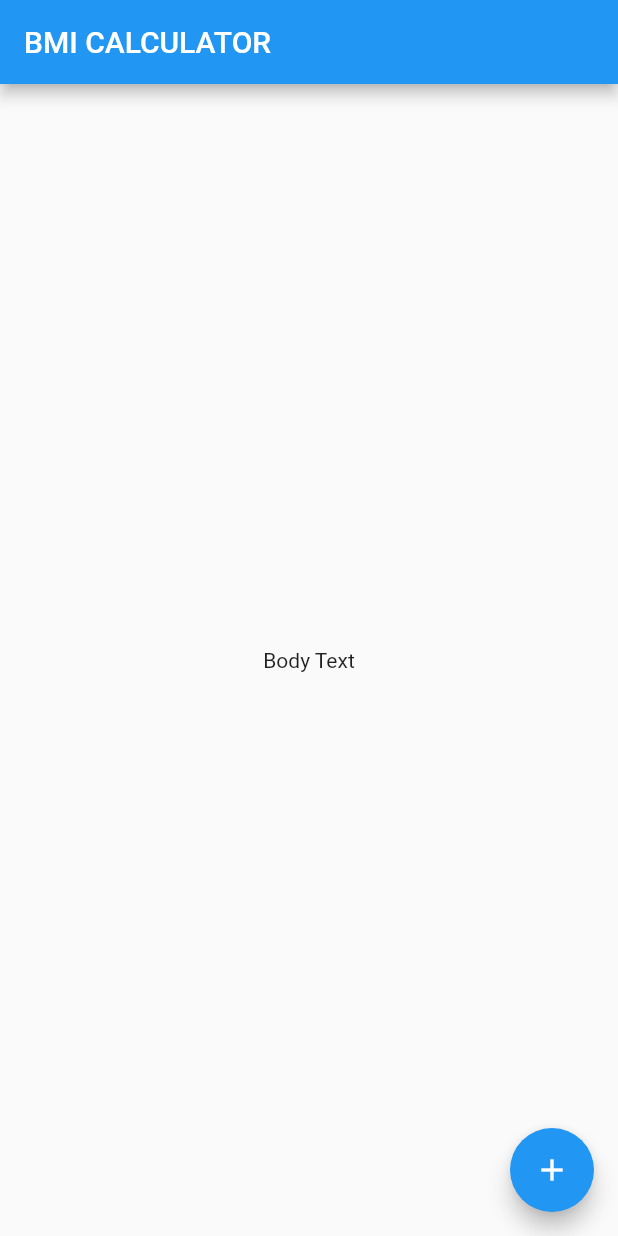
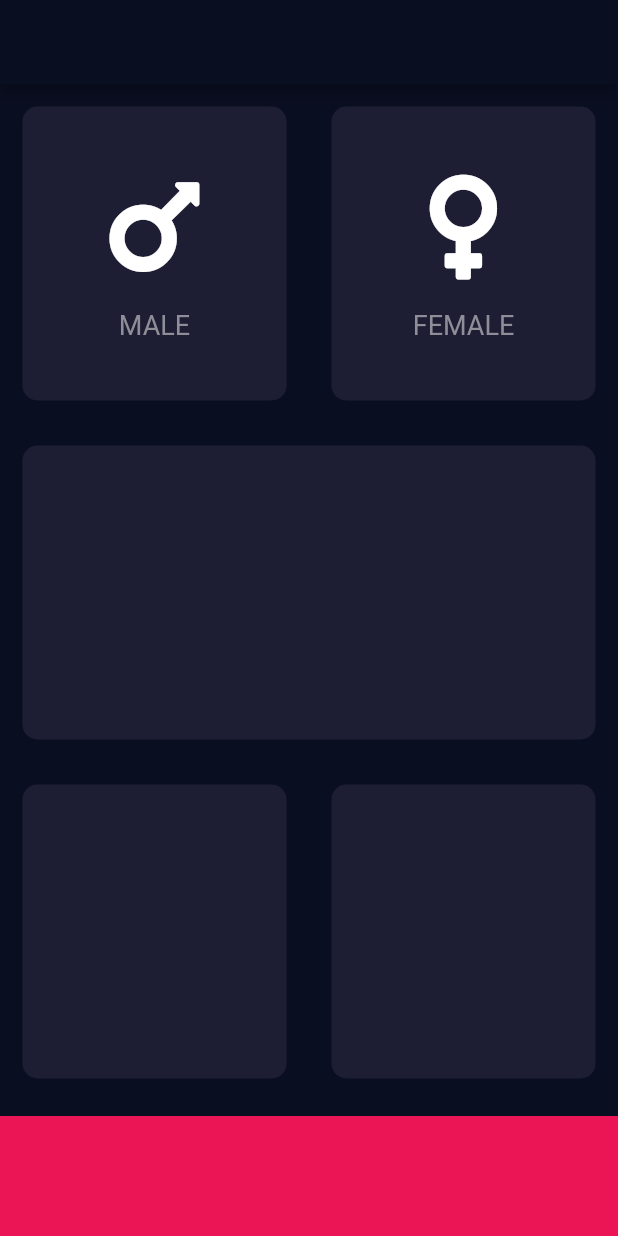
Before and after one commit to Fakorede/flutter-bmi-calculator, a Flutter app: the screen it shows after launch, on a phone screen of 412 x 824 dp. Run offline on Flutter 3.47's test engine with Material 2 defaults, Android fonts, the phone set to English and light mode, and no system bars; our stand-ins replace font_awesome_flutter.

```diff
--- /dev/null
+++ b/lib/icon_content.dart
@@ -0,0 +1,31 @@
+import 'package:flutter/material.dart';
+
+class IconContent extends StatelessWidget {
+  final IconData icon;
+  final String label;
+
+  IconContent({@required this.icon, @required this.label});
+
+  @override
+  Widget build(BuildContext context) {
+    return Column(
+      mainAxisAlignment: MainAxisAlignment.center,
+      children: <Widget>[
+        Icon(
+          icon,
+          size: 80.0,
+        ),
+        SizedBox(
+          height: 15.0,
+        ),
+        Text(
+          label,
+          style: TextStyle(
+            fontSize: 18.0,
+            color: Color(0xFF8D8E98),
+          ),
+        ),
+      ],
+    );
+  }
+}
--- /dev/null
+++ b/lib/input_page.dart
@@ -0,0 +1,81 @@
+import 'package:flutter/material.dart';
+import 'package:font_awesome_flutter/font_awesome_flutter.dart';
+
+import 'icon_content.dart';
+import 'reusable_card.dart';
+
+const bottomContainerHeight = 80.0;
+const bottomContainerColor = Color(0xFFEB1555);
+const activeCardColor = Color(0xFF1D1E33);
+
+class InputPage extends StatefulWidget {
+  @override
+  _InputPageState createState() => _InputPageState();
+}
+
+class _InputPageState extends State<InputPage> {
+  @override
+  Widget build(BuildContext context) {
+    return Scaffold(
+      appBar: AppBar(
+        title: Text(''),
+        centerTitle: true,
+      ),
+      body: Column(
+        children: <Widget>[
+          Expanded(
+            child: Row(
+              children: <Widget>[
+                Expanded(
+                  child: ReusableCard(
+                    color: activeCardColor,
+                    cardChild: IconContent(
+                      icon: FontAwesomeIcons.mars,
+                      label: 'MALE',
+                    ),
+                  ),
+                ),
+                Expanded(
+                  child: ReusableCard(
+                    color: activeCardColor,
+                    cardChild: IconContent(
+                      icon: FontAwesomeIcons.venus,
+                      label: 'FEMALE',
+                    ),
+                  ),
+                ),
+              ],
+            ),
+          ),
+          Expanded(
+            child: ReusableCard(
+              color: activeCardColor,
+            ),
+          ),
+          Expanded(
+            child: Row(
+              children: <Widget>[
+                Expanded(
+                  child: ReusableCard(
+                    color: activeCardColor,
+                  ),
+                ),
+                Expanded(
+                  child: ReusableCard(
+                    color: activeCardColor,
+                  ),
+                ),
+              ],
+            ),
+          ),
+          Container(
+            color: bottomContainerColor,
+            margin: EdgeInsets.only(top: 10.0),
+            width: double.infinity,
+            height: bottomContainerHeight,
+          ),
+        ],
+      ),
+    );
+  }
+}
--- a/lib/main.dart
+++ b/lib/main.dart
@@ -1,4 +1,5 @@
 import 'package:flutter/material.dart';
+import 'input_page.dart';
 
 void main() => runApp(BMICalculator());
 
@@ -6,29 +7,12 @@ class BMICalculator extends StatelessWidget {
   @override
   Widget build(BuildContext context) {
     return MaterialApp(
+      theme: ThemeData.dark().copyWith(
+        primaryColor: Color(0xFF0A0E21),
+        scaffoldBackgroundColor: Color(0xFF0A0E21),
+      ),
       home: InputPage(),
+      debugShowCheckedModeBanner: false,
     );
   }
 }
-
-class InputPage extends StatefulWidget {
-  @override
-  _InputPageState createState() => _InputPageState();
-}
-
-class _InputPageState extends State<InputPage> {
-  @override
-  Widget build(BuildContext context) {
-    return Scaffold(
-      appBar: AppBar(
-        title: Text('BMI CALCULATOR'),
-      ),
-      body: Center(
-        child: Text('Body Text'),
-      ),
-      floatingActionButton: FloatingActionButton(
-        child: Icon(Icons.add),
-      ),
-    );
-  }
-}
--- /dev/null
+++ b/lib/reusable_card.dart
@@ -0,0 +1,20 @@
+import 'package:flutter/material.dart';
+
+class ReusableCard extends StatelessWidget {
+  final Color color;
+  final Widget cardChild;
+
+  ReusableCard({@required this.color, this.cardChild});
+
+  @override
+  Widget build(BuildContext context) {
+    return Container(
+      child: cardChild,
+      margin: EdgeInsets.all(15.0),
+      decoration: BoxDecoration(
+        color: color,
+        borderRadius: BorderRadius.circular(10.0),
+      ),
+    );
+  }
+}
```
Also changed, not shown: pubspec.yaml (+1 -6 lines), pubspec.lock.
